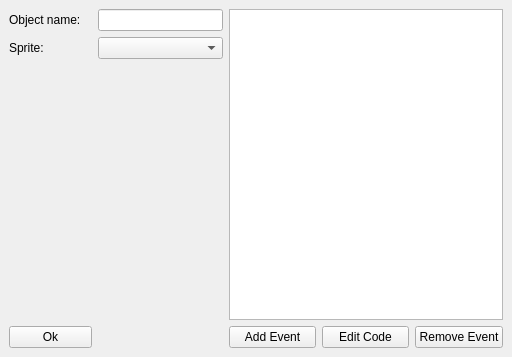
First picture: the form in src/PK Creator/ObjectWindow.ui, repository Hary309/PKCreator, before the edit.
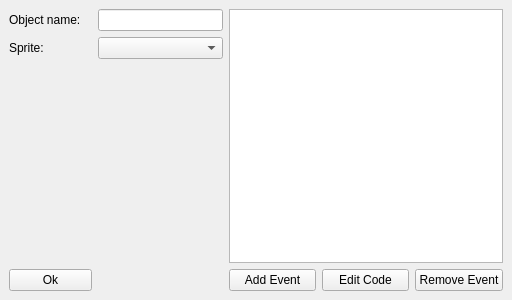
Second picture: the form after the edit.

What changed in the file:
```diff
--- a/src/PK Creator/ObjectWindow.ui
+++ b/src/PK Creator/ObjectWindow.ui
@@ -7,7 +7,7 @@
     <x>0</x>
     <y>0</y>
     <width>512</width>
-    <height>357</height>
+    <height>300</height>
    </rect>
   </property>
   <property name="minimumSize">
```
Left out of the diff: 2 changed lines with no effect on the pictures.
